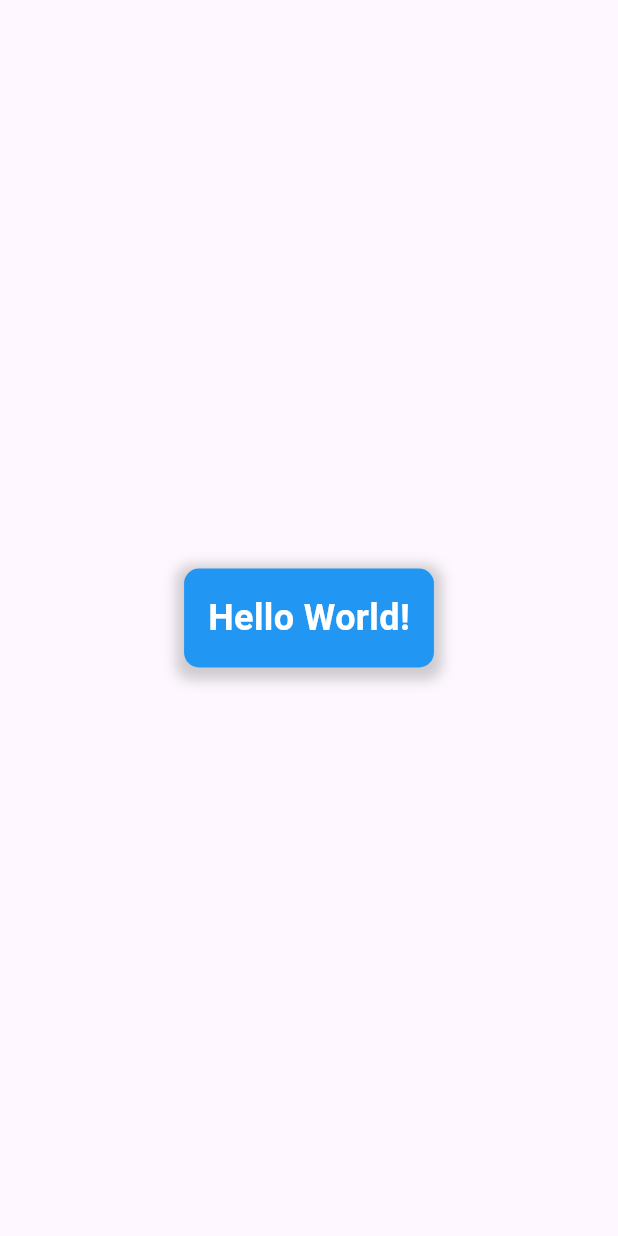
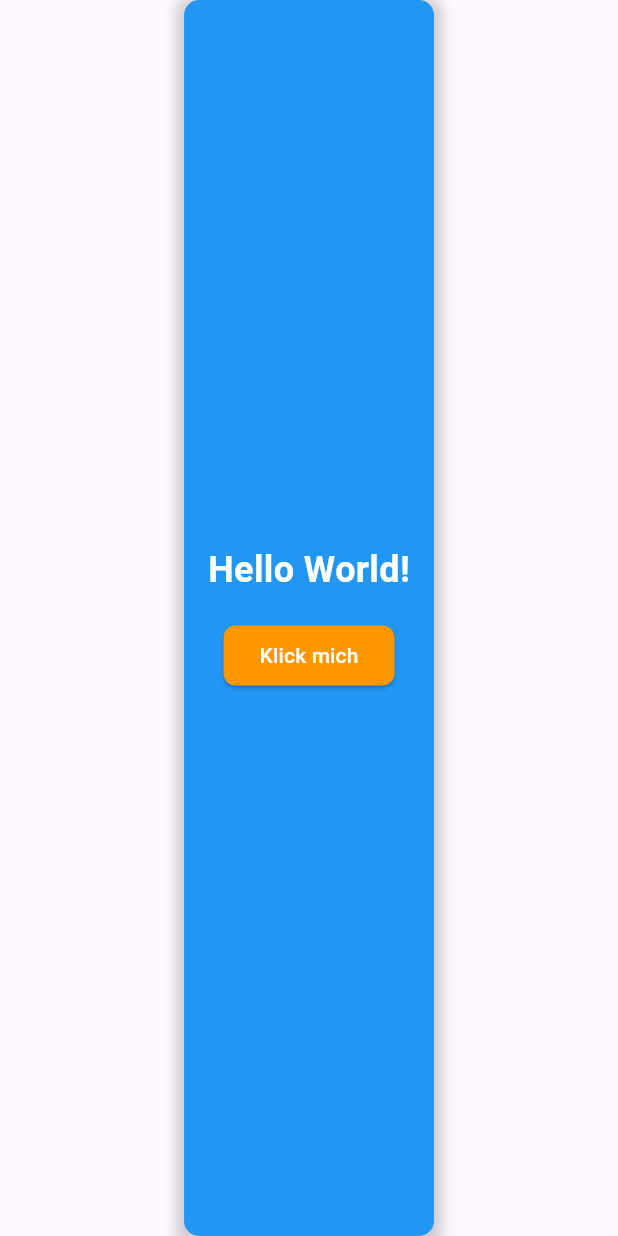
Before and after one commit to RaxoTheOne/git_wokrshop_1, a Flutter app: the screen it shows after launch, on a phone screen of 412 x 824 dp. Run offline on Flutter 3.47's test engine with Material 3 defaults, Android fonts, the phone set to English and light mode, and no system bars.

Commit message:
ElevatedButton added

```diff
--- a/lib/main.dart
+++ b/lib/main.dart
@@ -25,26 +25,44 @@ class CustomContainer extends StatelessWidget {
   @override
   Widget build(BuildContext context) {
     return Container(
-      padding: const EdgeInsets.all(16.0), // Anpassen der Innenabstände des Containers
+      padding: const EdgeInsets.all(16.0),
       decoration: BoxDecoration(
-        color: Colors.blue, // Hintergrundfarbe des Containers
-        borderRadius: BorderRadius.circular(10.0), // Abrundung der Ecken des Containers
+        color: Colors.blue,
+        borderRadius: BorderRadius.circular(10.0),
         boxShadow: [
           BoxShadow(
-            color: Colors.grey.withOpacity(0.5), // Schattenfarbe und Opazität
+            color: Colors.grey.withOpacity(0.5),
             spreadRadius: 5,
             blurRadius: 7,
-            offset: const Offset(0, 3), // Schattenrichtung
+            offset: const Offset(0, 3),
           ),
         ],
       ),
-      child: const Text(
-        'Hello World!',
-        style: TextStyle(
-          fontSize: 24.0, // Schriftgröße des Textes
-          color: Colors.white, // Textfarbe
-          fontWeight: FontWeight.bold, // Textgewicht
-        ),
+      child: Column(
+        mainAxisAlignment: MainAxisAlignment.center,
+        children: [
+          const Text(
+            'Hello World!',
+            style: TextStyle(
+              fontSize: 24.0,
+              color: Colors.white,
+              fontWeight: FontWeight.bold,
+            ),
+          ),
+          const SizedBox(height: 16.0), // Abstand zwischen Text und ElevatedButton
+          ElevatedButton(
+            onPressed: () {
+              // Aktion, die beim Drücken des Buttons ausgeführt wird
+            },
+            style: ElevatedButton.styleFrom(
+              foregroundColor: Colors.white, backgroundColor: Colors.orange, // Textfarbe des Buttons
+              shape: RoundedRectangleBorder(
+                borderRadius: BorderRadius.circular(8.0), // Abrundung der Button-Ecken
+              ),
+            ),
+            child: const Text('Klick mich'),
+          ),
+        ],
       ),
     );
   }
```
